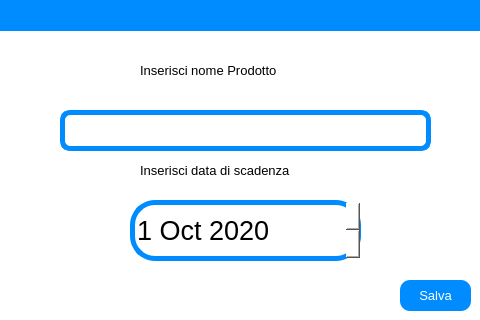
The window that view/registra_prodotti.ui (ISacchitella/MicroOne_v1.1) describes before a commit, drawn with Qt 5.
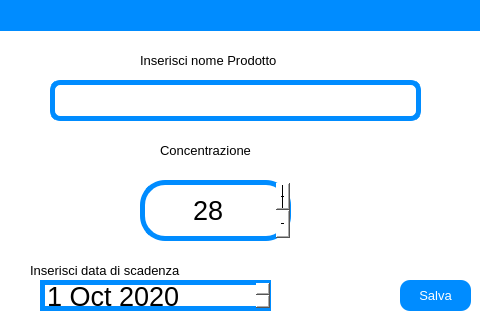
The same window after the commit. Icons and pictures are not drawn.

What changed in the file:
```diff
--- a/view/registra_prodotti.ui
+++ b/view/registra_prodotti.ui
@@ -20,7 +20,7 @@
    <property name="geometry">
     <rect>
      <x>140</x>
-     <y>60</y>
+     <y>50</y>
      <width>191</width>
      <height>20</height>
     </rect>
@@ -42,8 +42,8 @@
   <widget class="QLineEdit" name="nome_textbox">
    <property name="geometry">
     <rect>
-     <x>60</x>
-     <y>110</y>
+     <x>50</x>
+     <y>80</y>
      <width>371</width>
      <height>41</height>
     </rect>
@@ -64,8 +64,8 @@
   <widget class="QLabel" name="data_scad_label">
    <property name="geometry">
     <rect>
-     <x>140</x>
-     <y>160</y>
+     <x>30</x>
+     <y>260</y>
      <width>281</width>
      <height>21</height>
     </rect>
@@ -84,61 +84,6 @@
     <string>Inserisci data di scadenza</string>
    </property>
   </widget>
-  <widget class="QDateEdit" name="data_scad_dateEdit">
-   <property name="geometry">
-    <rect>
-     <x>130</x>
-     <y>200</y>
-     <width>231</width>
-     <height>61</height>
-    </rect>
-   </property>
-   <property name="font">
-    <font>
-     <pointsize>20</pointsize>
-     <weight>50</weight>
-     <bold>false</bold>
-    </font>
-   </property>
-   <property name="styleSheet">
-    <string notr="true">QDateEdit::down-button {
-
-
-     image: url(:/arrows/res/down_arrow.png);
-     width:50px;
-
-
-     }
-
-
-     QDateEdit::up-button {
-
-
-     image: url(:/arrows/res/up_arrow.png);
-     width: 50px;
-     }
-
-
-     QDateEdit {
-     color: rgb(0, 0, 0);
-	background-color: rgb(255, 255, 255);
-     border-radius:25px;
-border: 5px solid rgb(0,140,255);
-
-
-}</string>
-   </property>
-   <property name="dateTime">
-    <datetime>
-     <hour>0</hour>
-     <minute>0</minute>
-     <second>0</second>
-     <year>2020</year>
-     <month>10</month>
-     <day>1</day>
-    </datetime>
-   </property>
-  </widget>
   <widget class="QPushButton" name="save_btn">
    <property name="geometry">
     <rect>
@@ -182,7 +127,7 @@
    <property name="geometry">
     <rect>
      <x>330</x>
-     <y>50</y>
+     <y>40</y>
      <width>41</width>
      <height>31</height>
     </rect>
@@ -224,6 +169,152 @@
      <normaloff>:/cancel/res/cancel.png</normaloff>:/cancel/res/cancel.png</iconset>
    </property>
   </widget>
+  <widget class="QLabel" name="concentrazione_label">
+   <property name="geometry">
+    <rect>
+     <x>160</x>
+     <y>140</y>
+     <width>191</width>
+     <height>20</height>
+    </rect>
+   </property>
+   <property name="font">
+    <font>
+     <pointsize>10</pointsize>
+     <weight>50</weight>
+     <bold>false</bold>
+    </font>
+   </property>
+   <property name="styleSheet">
+    <string notr="true">color: rgb(0, 0, 0);</string>
+   </property>
+   <property name="text">
+    <string>Concentrazione</string>
+   </property>
+  </widget>
+  <widget class="QSpinBox" name="concentrazione_spinBox">
+   <property name="geometry">
+    <rect>
+     <x>140</x>
+     <y>180</y>
+     <width>151</width>
+     <height>61</height>
+    </rect>
+   </property>
+   <property name="font">
+    <font>
+     <pointsize>20</pointsize>
+    </font>
+   </property>
+   <property name="cursor">
+    <cursorShape>ArrowCursor</cursorShape>
+   </property>
+   <property name="styleSheet">
+    <string notr="true">QSpinBox::down-button {
+
+                    image: url(:/arrows/res/down_arrow.png);
+                    width:50px;
+                    }
+
+
+                    QSpinBox::up-button {
+
+                    image: url(:/arrows/res/up_arrow.png);
+                    width: 50px;
+                    }
+
+
+                    QSpinBox {
+                    color: rgb(0, 0, 0);
+                
+	background-color: rgb(255, 255, 255);
+border: 5px solid rgb(0,140,255);
+                    border-radius:25px;
+
+
+                    }
+                </string>
+   </property>
+   <property name="inputMethodHints">
+    <set>Qt::ImhDigitsOnly|Qt::ImhFormattedNumbersOnly|Qt::ImhPreferNumbers</set>
+   </property>
+   <property name="alignment">
+    <set>Qt::AlignCenter</set>
+   </property>
+   <property name="buttonSymbols">
+    <enum>QAbstractSpinBox::PlusMinus</enum>
+   </property>
+   <property name="minimum">
+    <number>1</number>
+   </property>
+   <property name="maximum">
+    <number>3000</number>
+   </property>
+   <property name="singleStep">
+    <number>1</number>
+   </property>
+   <property name="value">
+    <number>28</number>
+   </property>
+  </widget>
+  <widget class="QDateEdit" name="data_scad_dateEdit">
+   <property name="enabled">
+    <bool>false</bool>
+   </property>
+   <property name="geometry">
+    <rect>
+     <x>40</x>
+     <y>280</y>
+     <width>231</width>
+     <height>31</height>
+    </rect>
+   </property>
+   <property name="font">
+    <font>
+     <pointsize>20</pointsize>
+     <weight>50</weight>
+     <bold>false</bold>
+    </font>
+   </property>
+   <property name="styleSheet">
+    <string notr="true">QDateEdit::down-button {
+
+
+     image: url(:/arrows/res/down_arrow.png);
+     width:50px;
+
+
+     }
+
+
+     QDateEdit::up-button {
+
+
+     image: url(:/arrows/res/up_arrow.png);
+     width: 50px;
+     }
+
+
+     QDateEdit {
+     color: rgb(0, 0, 0);
+	background-color: rgb(255, 255, 255);
+     border-radius:25px;
+border: 5px solid rgb(0,140,255);
+
+
+}</string>
+   </property>
+   <property name="dateTime">
+    <datetime>
+     <hour>0</hour>
+     <minute>0</minute>
+     <second>0</second>
+     <year>2020</year>
+     <month>10</month>
+     <day>1</day>
+    </datetime>
+   </property>
+  </widget>
  </widget>
  <resources>
   <include location="img_resources.qrc"/>
```
